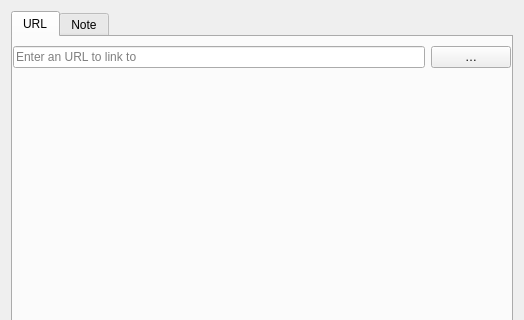
Old version of the form src/dialogs/linkdialog.ui in the repository pbek/QOwnNotes; both pictures show x 0 to 524 and y 0 to 320 of the 524 by 501 pixel window.
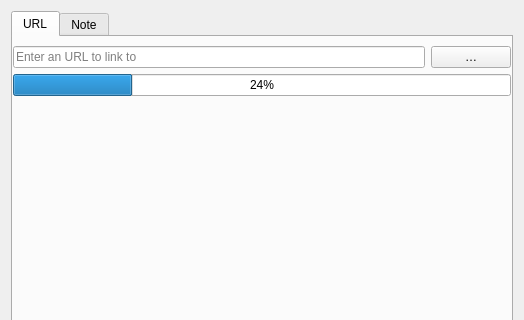
New version of the form. Icons and pictures are not drawn.

The edit to the form file:
```diff
--- a/src/dialogs/linkdialog.ui
+++ b/src/dialogs/linkdialog.ui
@@ -64,7 +64,7 @@
            </property>
           </widget>
          </item>
-         <item row="2" column="1" colspan="2">
+         <item row="3" column="1" colspan="2">
           <spacer name="verticalSpacer">
            <property name="orientation">
             <enum>Qt::Vertical</enum>
@@ -87,6 +87,13 @@
            </property>
           </widget>
          </item>
+         <item row="2" column="1" colspan="2">
+          <widget class="QProgressBar" name="downloadProgressBar">
+           <property name="value">
+            <number>24</number>
+           </property>
+          </widget>
+         </item>
         </layout>
        </widget>
        <widget class="QWidget" name="noteTab">
```
